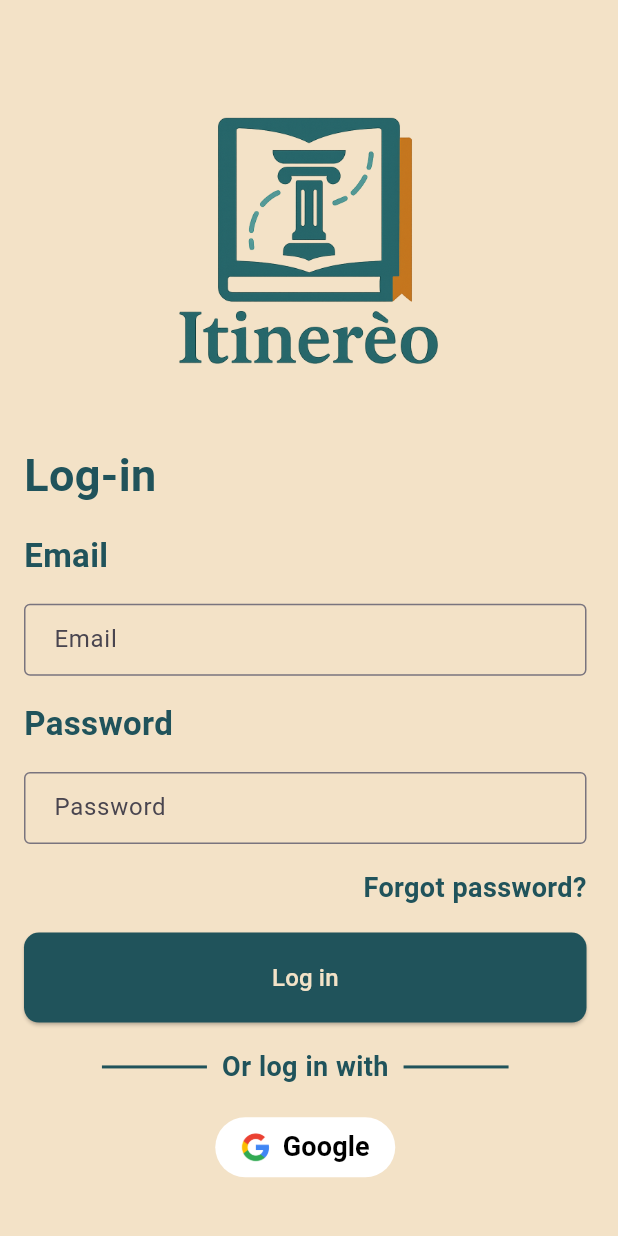
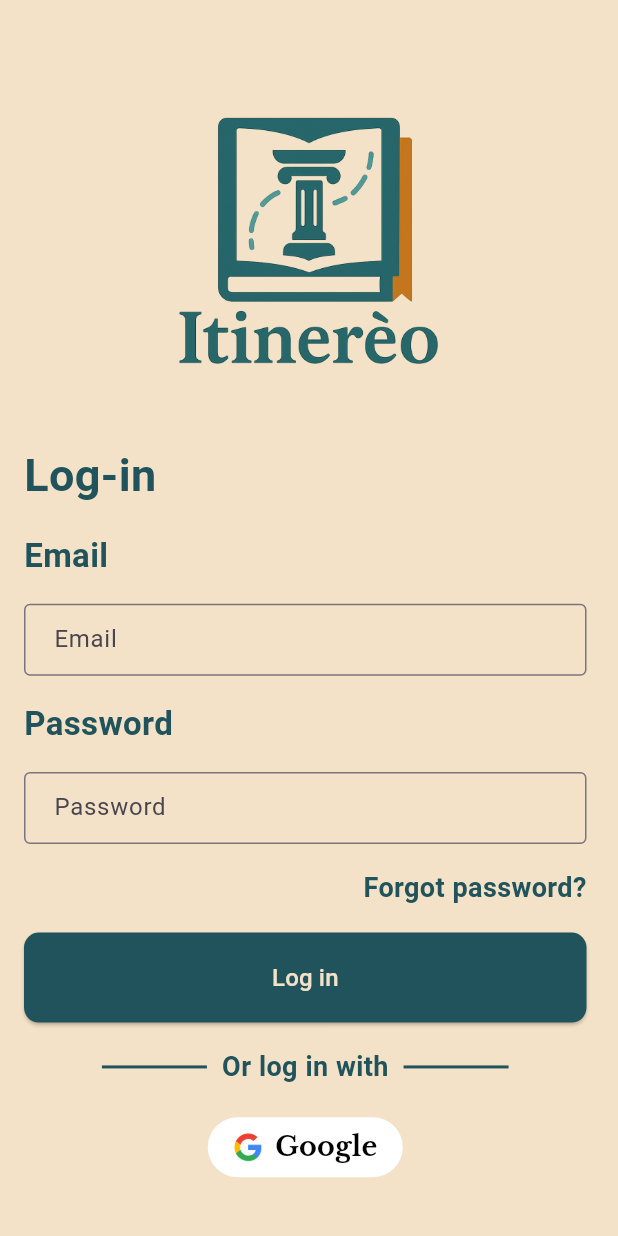
Before and after one commit to lpjr03/Itinereo, a Flutter app: the LoginScreen screen opened by its route, on a phone screen of 412 x 824 dp. Run offline on Flutter 3.47's test engine with Material 3 defaults, Android fonts, the phone set to English and light mode, and no system bars; our stand-ins replace cloud_firestore, device_info_plus, firebase_ai, firebase_auth, firebase_core, firebase_storage and 8 more; missing offline and left inert: firebase_app_check; accounts and stored records are empty.

Commit message:
Update style

```diff
--- a/lib/widgets/social_button_widget.dart
+++ b/lib/widgets/social_button_widget.dart
@@ -1,4 +1,5 @@
 import 'package:flutter/material.dart';
+import 'package:google_fonts/google_fonts.dart';
 import 'text_widget.dart';
 
 class SocialButtonWidget extends StatelessWidget {
@@ -30,10 +31,13 @@ class SocialButtonWidget extends StatelessWidget {
         children: [
           Image.asset(imagePath, width: 20),
           const SizedBox(width: 8),
-          TextWidget(
-            title: buttonName, // @todo pass as parameter
-            txtSize: 18.0,
-            txtColor: Colors.black,
+          Text(
+            buttonName,
+            style: GoogleFonts.libreBaskerville(
+              fontSize: 18,
+              color: Colors.black,
+              fontWeight: FontWeight.bold
+            ),
           ),
         ],
       ),
```
